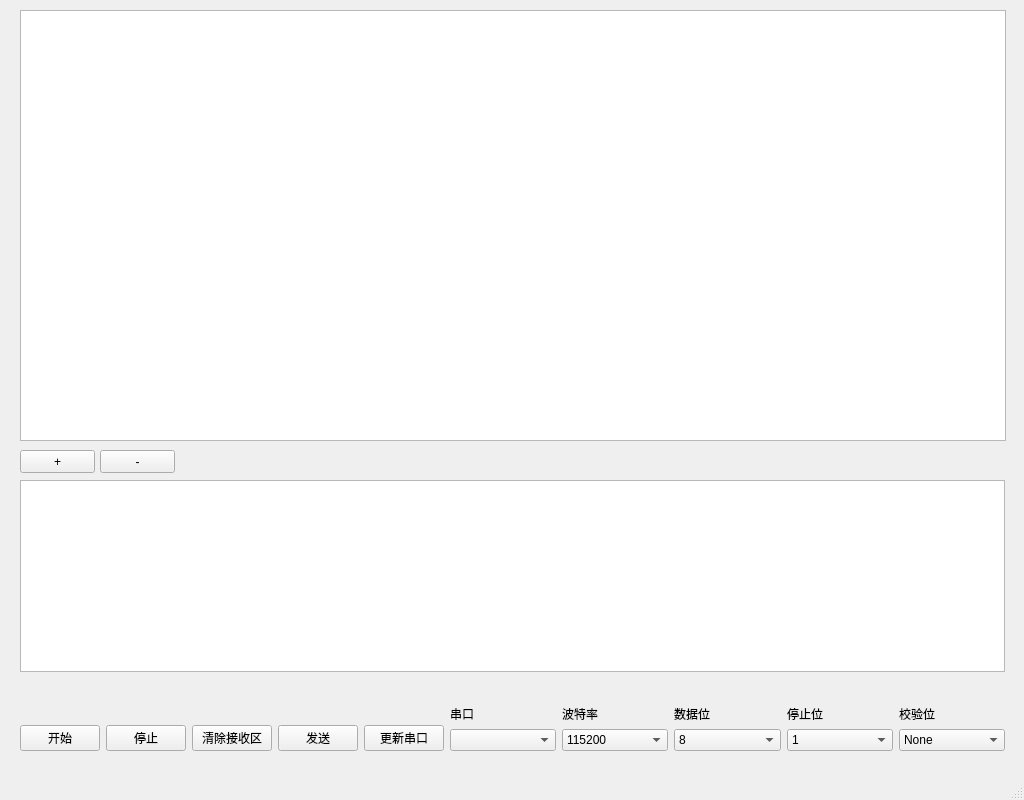
First picture: the form in mainwindow.ui, repository top-strawberry/ComProtocolResolve, before the edit.
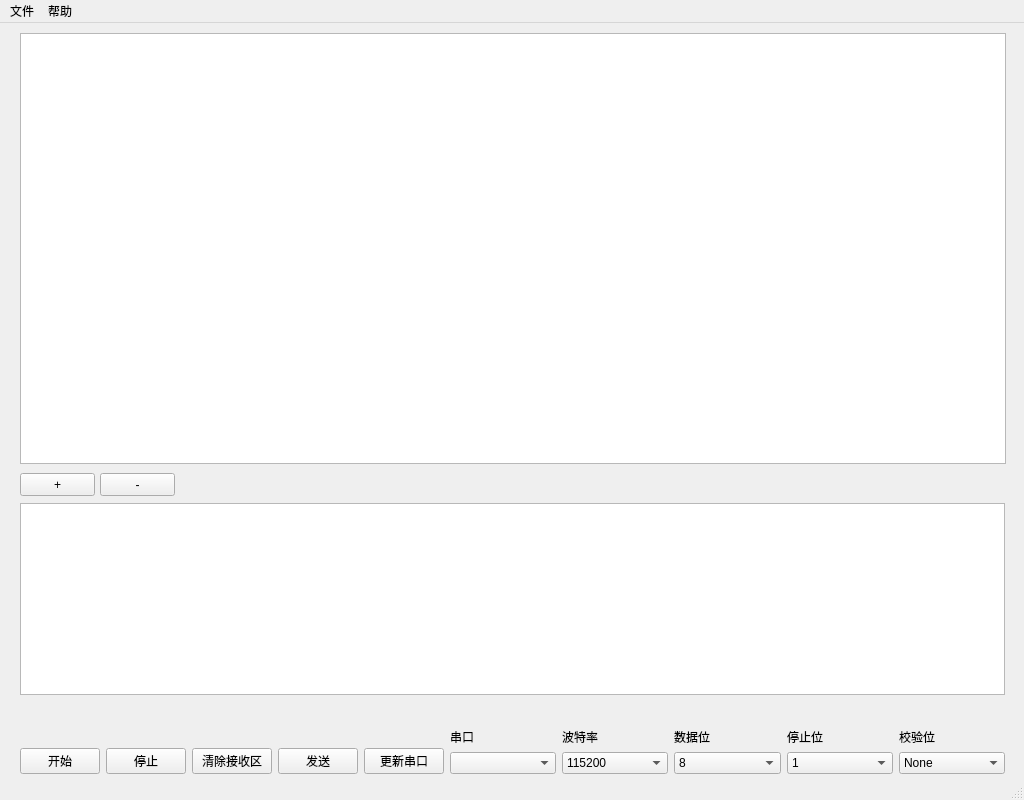
Second picture: the form after the edit.

Commit message: [Add]增加“文件”和“帮助”菜单，并添加了“作者”和“关于”动作

```diff
--- a/mainwindow.ui
+++ b/mainwindow.ui
@@ -340,6 +340,24 @@
      <height>23</height>
     </rect>
    </property>
+   <widget class="QMenu" name="file">
+    <property name="title">
+     <string>文件</string>
+    </property>
+    <addaction name="action_open"/>
+    <addaction name="action_save"/>
+    <addaction name="action_save_as"/>
+    <addaction name="separator"/>
+   </widget>
+   <widget class="QMenu" name="help">
+    <property name="title">
+     <string>帮助</string>
+    </property>
+    <addaction name="action_contact"/>
+    <addaction name="action_about"/>
+   </widget>
+   <addaction name="file"/>
+   <addaction name="help"/>
   </widget>
   <widget class="QStatusBar" name="statusbar"/>
  </widget>
```
Left out of the diff: 25 changed lines with no effect on the pictures. The commit also changes 12 other files.
